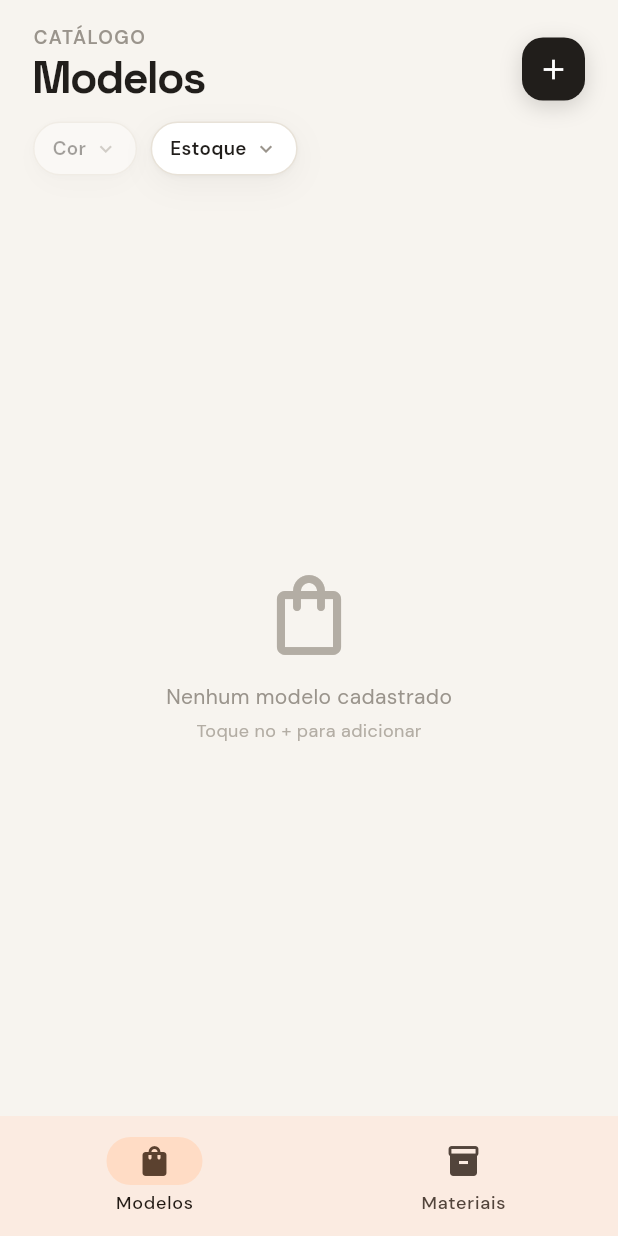
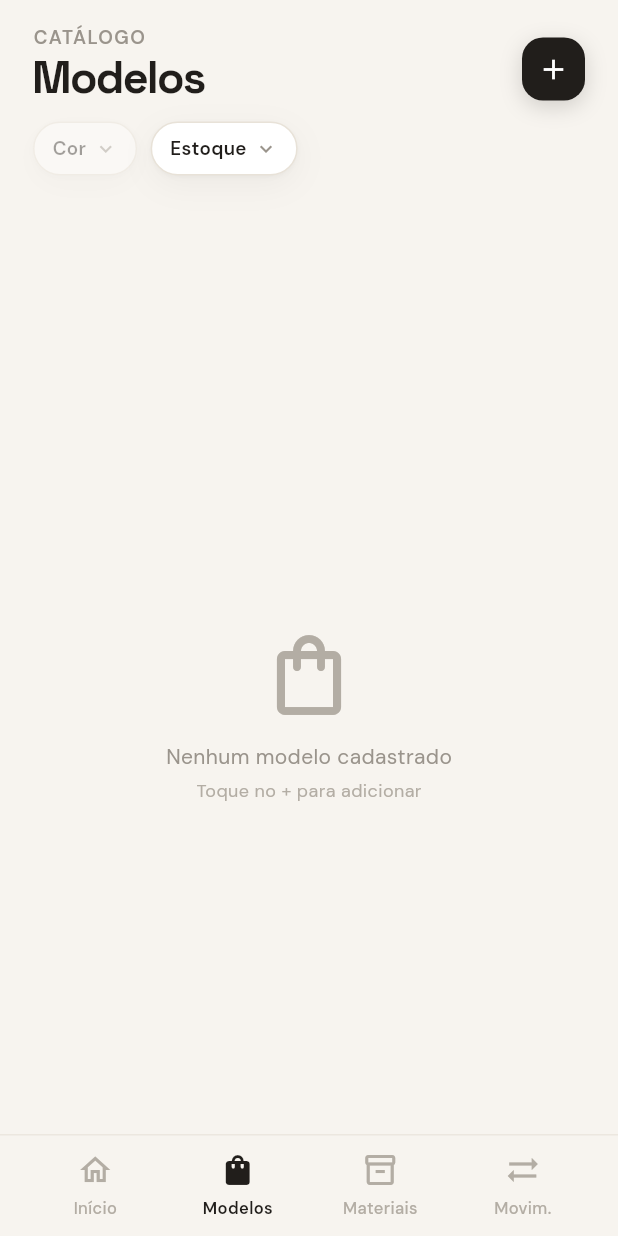
Before and after one commit to Lucas-Alves-S/wilson-bolsas, a Flutter app: the ModelsScreen screen opened by its route, on a phone screen of 412 x 824 dp. Run offline on Flutter 3.47's test engine with Material 3 defaults, Android fonts, the phone set to English and light mode, and no system bars; our stand-ins replace go_router, google_fonts, image_picker, sqflite; accounts and stored records are empty.

Commit message:
feat(nav): bottom-nav shell with history-aware Android back
Add the bottom-navigation shell routing and make the Android back button
(including the Android 13+ predictive gesture) retrace the visited tabs
and only leave the app from Home. Tab visits are tracked in a history
stack; the shell PopScope handles back at tab roots while pushed
sub-routes pop normally. Force setFrameworkHandlesBack(true) so the
predictive gesture is routed into the app instead of exiting.

Co-Authored-By: Claude Opus 4.8 <noreply@anthropic.com>

```diff
--- a/lib/core/router/app_router.dart
+++ b/lib/core/router/app_router.dart
@@ -1,4 +1,5 @@
 import 'package:flutter/material.dart';
+import 'package:flutter/services.dart';
 import 'package:go_router/go_router.dart';
 
 import '../../screens/home/home_screen.dart';
@@ -7,15 +8,59 @@ import '../../screens/materials/materials_screen.dart';
 import '../../screens/models/model_detail_screen.dart';
 import '../../screens/models/model_form_screen.dart';
 import '../../screens/models/models_screen.dart';
+import '../../screens/movements/movements_screen.dart';
 import '../../screens/movements/stock_movement_form_screen.dart';
+import '../../widgets/app_bottom_nav.dart';
+
+final _shellNavigatorKey = GlobalKey<NavigatorState>();
+
+/// Tracks the tab roots the user has visited so the Android back button can
+/// retrace them. Lives for the app's lifetime (single shell). Tab navigations
+/// use `context.go(...)`, which replaces the route stack — so without this the
+/// inner navigator has nothing to pop and the OS would exit straight away.
+final _tabHistory = _TabHistory();
+
+class _TabHistory {
+  final List<String> _stack = [];
+
+  /// Records a visit, collapsing consecutive duplicates (this also keeps the
+  /// back-induced `go()` from re-growing the stack).
+  void record(String tabRoot) {
+    if (_stack.isEmpty || _stack.last != tabRoot) _stack.add(tabRoot);
+  }
+
+  /// The tab to navigate back to, or `null` when the app should exit.
+  String? pop() {
+    if (_stack.length > 1) {
+      _stack.removeLast();
+      return _stack.last;
+    }
+    // Safety net: if we somehow aren't on Home, land there before exiting.
+    if (_stack.isNotEmpty && _stack.last != '/') return '/';
+    return null; // on Home with no history → leave the app to the OS
+  }
+}
+
+/// Maps a location to its tab root, collapsing sub-routes (`/models/5` → `/models`).
+String _tabRoot(String loc) {
+  if (loc.startsWith('/models')) return '/models';
+  if (loc.startsWith('/materials')) return '/materials';
+  if (loc.startsWith('/movements')) return '/movements';
+  return '/'; // Início
+}
 
 final appRouter = GoRouter(
   initialLocation: '/',
   routes: [
-    GoRoute(path: '/', builder: (context, state) => const HomeScreen()),
     ShellRoute(
-      builder: (context, state, child) => _ScaffoldWithNav(child: child),
+      navigatorKey: _shellNavigatorKey,
+      builder: (context, state, child) =>
+          _ScaffoldWithNav(location: state.uri.toString(), child: child),
       routes: [
+        GoRoute(
+          path: '/',
+          builder: (context, state) => const HomeScreen(),
+        ),
         GoRoute(
           path: '/models',
           builder: (context, state) => const ModelsScreen(),
@@ -61,35 +106,68 @@ final appRouter = GoRouter(
             ),
           ],
         ),
+        GoRoute(
+          path: '/movements',
+          builder: (context, state) => const MovementsScreen(),
+        ),
       ],
     ),
   ],
 );
 
 class _ScaffoldWithNav extends StatelessWidget {
+  final String location;
   final Widget child;
-  const _ScaffoldWithNav({required this.child});
-
-  static int _tabIndex(BuildContext context) {
-    final loc = GoRouterState.of(context).uri.toString();
-    if (loc.startsWith('/materials')) return 1;
-    return 0;
-  }
+  const _ScaffoldWithNav({required this.location, required this.child});
 
   @override
   Widget build(BuildContext context) {
-    return Scaffold(
-      body: child,
-      bottomNavigationBar: NavigationBar(
-        selectedIndex: _tabIndex(context),
-        onDestinationSelected: (i) {
-          if (i == 0) context.go('/models');
-          if (i == 1) context.go('/materials');
-        },
-        destinations: const [
-          NavigationDestination(icon: Icon(Icons.shopping_bag), label: 'Modelos'),
-          NavigationDestination(icon: Icon(Icons.inventory_2), label: 'Materiais'),
-        ],
+    final tabRoot = _tabRoot(location);
+    // Record every navigation here — the shell rebuilds for tab switches and
+    // sub-route pushes alike, so it's the single chokepoint that sees them all.
+    _tabHistory.record(tabRoot);
+
+    final selectedIndex = switch (tabRoot) {
+      '/models' => 1,
+      '/materials' => 2,
+      '/movements' => 3,
+      _ => 0,
+    };
+
+    // The PopScope lives on the shell page (the root navigator's current route).
+    // go_router's popRoute() only routes the Android back to the inner shell
+    // navigator when it can pop (a pushed detail/form); at a tab root it calls
+    // maybePop() on the ROOT navigator, which consults *this* PopScope. So tab
+    // roots are handled here, while pushed sub-routes pop with default behavior.
+    return PopScope(
+      canPop: false,
+      onPopInvokedWithResult: (didPop, result) {
+        if (didPop) return;
+        final target = _tabHistory.pop();
+        if (target == null) {
+          SystemNavigator.pop(); // on Home, no history → leave the app to the OS
+        } else {
+          context.go(target); // retrace to the previously visited tab
+        }
+      },
+      child: Scaffold(
+        extendBody: true,
+        body: child,
+        bottomNavigationBar: AppBottomNav(
+          selectedIndex: selectedIndex,
+          onSelect: (i) {
+            switch (i) {
+              case 0:
+                context.go('/');
+              case 1:
+                context.go('/models');
+              case 2:
+                context.go('/materials');
+              case 3:
+                context.go('/movements');
+            }
+          },
+        ),
       ),
     );
   }
```
Also changed, not shown: lib/app.dart (+11 -0 lines).
